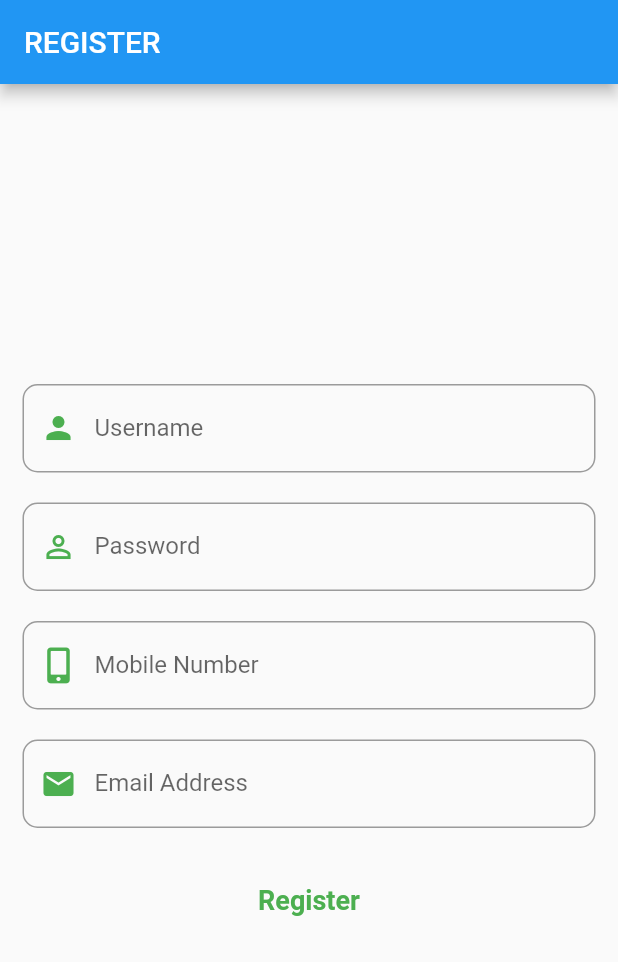
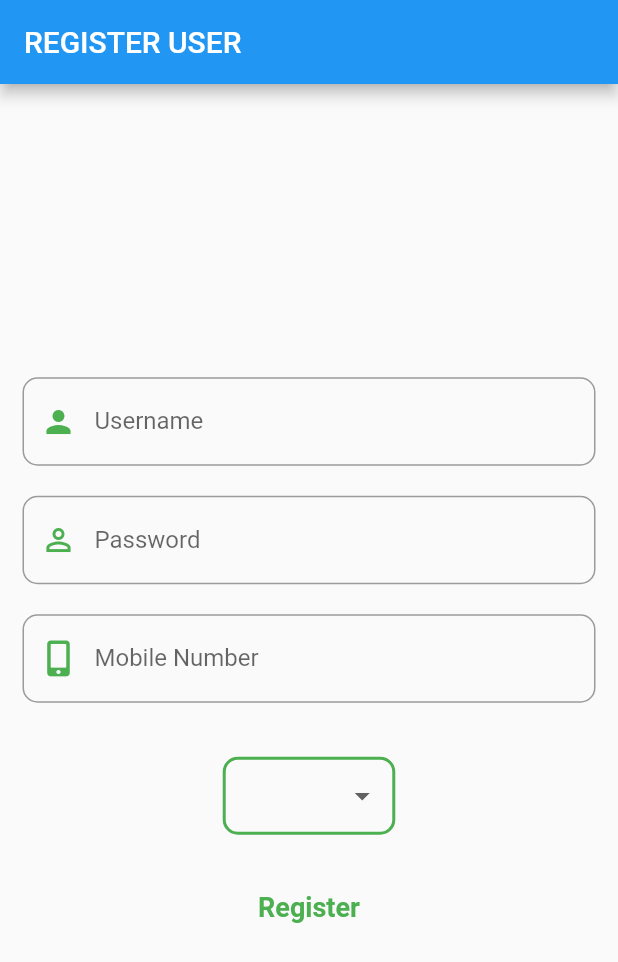
Before and after one commit to Winstheru/simple, a Flutter app: the RegisterForm screen opened directly, after a tap on "Register", on a phone screen of 412 x 824 dp. Shown: the top 962 px of the screen. Run offline on Flutter 3.47's test engine with Material 2 defaults, Android fonts, the phone set to English and light mode, and no system bars; our stand-ins replace flushbar, font_awesome_flutter, sqflite, webview_flutter; accounts and stored records are empty.

```diff
--- a/lib/RegisterForm.dart
+++ b/lib/RegisterForm.dart
@@ -14,7 +14,7 @@ class RegisterForm extends StatefulWidget {
 class _RegisterFormState extends State<RegisterForm> {
   // String _username = "";
   // String _password = "";
-  String _kota = "";
+  String _city = "";
 
   User user = new User("", "", "", "");
   String username;
@@ -35,7 +35,8 @@ class _RegisterFormState extends State<RegisterForm> {
   final _scaffoldKey = GlobalKey<ScaffoldState>();
   final _formKey = GlobalKey<FormState>();
 
-  final List<String> choices = ["Medan", "Jakarta", "Bandung"];
+  String _choosenCity;
+  final List<String> kota = ["Medan", "Jakarta", "Bandung"];
 
   @override
   Widget build(BuildContext context) {
@@ -59,18 +60,18 @@ class _RegisterFormState extends State<RegisterForm> {
           backgroundColor: Colors.green,
           duration: Duration(seconds: 3),
         )..show(context);
-        // Future.delayed(Duration(seconds: 2), () {
-        //   Navigator.pushNamed(context, 'login');
-        // });
+        Future.delayed(Duration(seconds: 2), () {
+          Navigator.pushNamed(context, 'login');
+        });
       } else {
-        print("data belum terisi");
+        print("data belum terisi semua");
       }
     }
 
     return Scaffold(
       key: _scaffoldKey,
       appBar: AppBar(
-        title: Text("REGISTER"),
+        title: Text("REGISTER USER"),
       ),
       body: Padding(
         padding: const EdgeInsets.all(15.0),
@@ -134,20 +135,6 @@ class _RegisterFormState extends State<RegisterForm> {
                       SizedBox(
                         height: 20,
                       ),
-                      TextFormField(
-                        decoration: InputDecoration(
-                            prefixIcon: Icon(
-                              Icons.email,
-                              color: Colors.green,
-                            ),
-                            labelText: "Email Address",
-                            border: OutlineInputBorder(
-                              borderRadius: BorderRadius.circular(10),
-                            )),
-                        validator: (value) =>
-                            value.length == 0 ? "Enter Email Address" : null,
-                        onSaved: (value) => this.emailId = value,
-                      ),
                       // SizedBox(
                       //   height: 20,
                       // ),
@@ -195,30 +182,30 @@ class _RegisterFormState extends State<RegisterForm> {
                       //     }
                       //   },
                       // ),
-                      // Container(
-                      //     margin: EdgeInsets.only(top: 16),
-                      //     padding: EdgeInsets.fromLTRB(8, 0, 8, 0),
-                      //     decoration: BoxDecoration(
-                      //         border: Border.all(color: Colors.green, width: 2),
-                      //         borderRadius: BorderRadius.circular(10)),
-                      //     child: DropdownButtonHideUnderline(
-                      //       child: DropdownButton(
-                      //         style:
-                      //             TextStyle(fontSize: 18, color: Colors.blue),
-                      //         items: choices
-                      //             .map((value) => DropdownMenuItem(
-                      //                   child: Text(value),
-                      //                   value: value,
-                      //                 ))
-                      //             .toList(),
-                      //         hint: Text(_kota, style: TextStyle(fontSize: 18)),
-                      //         onChanged: (String value) {
-                      //           setState(() {
-                      //             _kota = value;
-                      //           });
-                      //         },
-                      //       ),
-                      //     )),
+                      Container(
+                          margin: EdgeInsets.only(top: 16),
+                          padding: EdgeInsets.fromLTRB(8, 0, 8, 0),
+                          decoration: BoxDecoration(
+                              border: Border.all(color: Colors.green, width: 2),
+                              borderRadius: BorderRadius.circular(10)),
+                          child: DropdownButtonHideUnderline(
+                            child: DropdownButton(
+                              style:
+                                  TextStyle(fontSize: 18, color: Colors.blue),
+                              items: kota.map((value) => DropdownMenuItem(
+                                        child: Text(value),
+                                        value: value,
+                                      ))
+                                  .toList(),
+                              hint: Text(_city, style: TextStyle(fontSize: 18)),
+                              onChanged: (String value) {
+                                setState(() {
+                                  _choosenCity = value;
+                                });
+                              },
+                              value: _city == null ? null : this.emailId = _choosenCity,
+                            ),
+                          )),
                       Padding(
                         padding: const EdgeInsets.only(top: 24.0),
                         child: FlatButton(
--- a/lib/UserList.dart
+++ b/lib/UserList.dart
@@ -31,6 +31,7 @@ class _UserListState extends State<UserList> {
                   return Column(children: <Widget>[
                     Text(snapshot.data[index].username),
                     Text(snapshot.data[index].password),
+                    Text(snapshot.data[index].emailId),
                     // Text(snapshot.data[index].city),
                     Divider(thickness: 2,),
                   ],);
```
